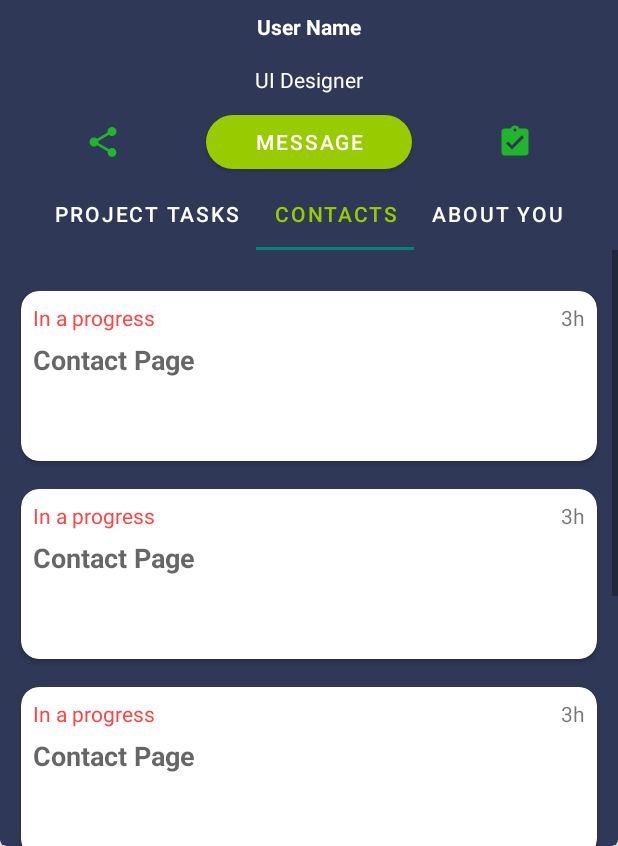
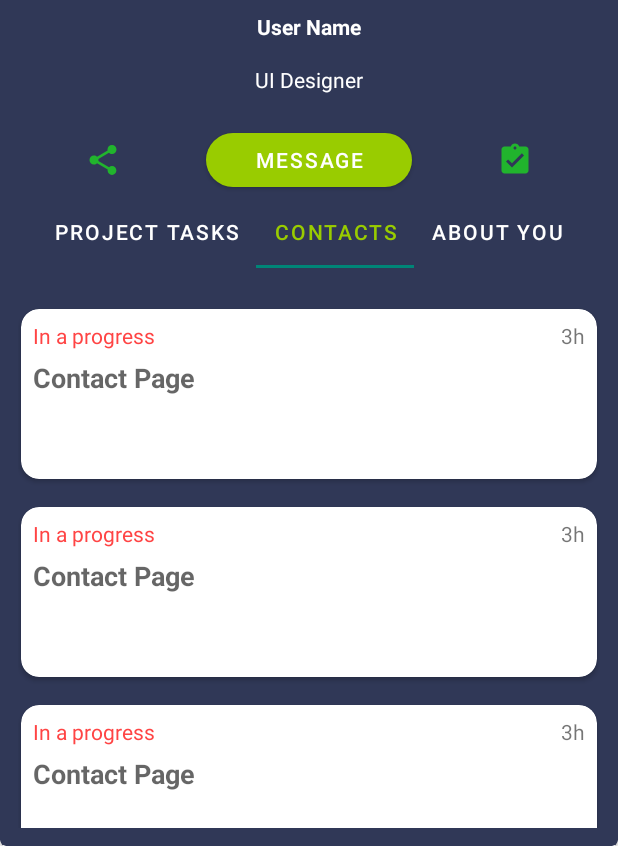
Before and after one commit to heinminlatt611517/CustomViewAssignment, an Android app: the FragmentOne screen opened directly, with no data from a screen before it, tab 2 chosen, on a phone screen of 412 x 824 dp, the part 390-1236 px from its top. Run offline under Robolectric (Android 15) with nearby library versions, the light colour scheme and no system bars.

Commit message:
set up recycler view

```diff
--- /dev/null
+++ b/app/src/main/java/com/example/customviewassignment/adapter/TaskRecyclerAdapter.kt
@@ -0,0 +1,14 @@
+package com.example.customviewassignment.adapter
+
+import android.view.LayoutInflater
+import android.view.ViewGroup
+import com.example.customviewassignment.R
+import com.example.customviewassignment.views.viewholders.BaseVIewHolder
+import com.example.customviewassignment.views.viewholders.TaskViewHolder
+
+class TaskRecyclerAdapter : BaseRecyclerAdapter<BaseVIewHolder<Int>, Int>() {
+    override fun onCreateViewHolder(parent: ViewGroup, viewType: Int): BaseVIewHolder<Int> {
+        val view = LayoutInflater.from(parent.context).inflate(R.layout.item_layout, parent, false)
+        return TaskViewHolder(view)
+    }
+}
--- a/app/src/main/java/com/example/customviewassignment/fragments/FragmentOne.kt
+++ b/app/src/main/java/com/example/customviewassignment/fragments/FragmentOne.kt
@@ -6,15 +6,21 @@ import androidx.fragment.app.Fragment
 import android.view.LayoutInflater
 import android.view.View
 import android.view.ViewGroup
+import androidx.recyclerview.widget.LinearLayoutManager
 
 import com.example.customviewassignment.R
+import com.example.customviewassignment.adapter.TaskRecyclerAdapter
+import kotlinx.android.synthetic.main.fragment_fragment_one.*
 
 
 private const val ARG_PARAM1 = "param1"
 private const val ARG_PARAM2 = "param2"
 
+private lateinit var mTaskAdapter : TaskRecyclerAdapter
+
+
+
 class FragmentOne : Fragment() {
-    // TODO: Rename and change types of parameters
     private var param1: String? = null
     private var param2: String? = null
 
@@ -36,6 +42,18 @@ class FragmentOne : Fragment() {
 
     override fun onViewCreated(view: View, savedInstanceState: Bundle?) {
         super.onViewCreated(view, savedInstanceState)
+
+        setUpTaskRecyclerView()
+
+    }
+
+    private fun setUpTaskRecyclerView(){
+      mTaskAdapter= TaskRecyclerAdapter()
+        val linearLayoutManger = LinearLayoutManager(context,LinearLayoutManager.VERTICAL,false)
+        rvProfileTask.layoutManager=linearLayoutManger
+        rvProfileTask.adapter= mTaskAdapter
+
+        mTaskAdapter.setNewData(mutableListOf(1,2,3,4,5))
     }
 
 
--- a/app/src/main/java/com/example/customviewassignment/fragments/FragmentThree.kt
+++ b/app/src/main/java/com/example/customviewassignment/fragments/FragmentThree.kt
@@ -7,15 +7,20 @@ import androidx.fragment.app.Fragment
 import android.view.LayoutInflater
 import android.view.View
 import android.view.ViewGroup
+import androidx.recyclerview.widget.LinearLayoutManager
 
 import com.example.customviewassignment.R
+import com.example.customviewassignment.adapter.TaskRecyclerAdapter
+import kotlinx.android.synthetic.main.fragment_fragment_one.*
 
 private const val ARG_PARAM1 = "param1"
 private const val ARG_PARAM2 = "param2"
 
+private lateinit var mTaskAdapter : TaskRecyclerAdapter
+
 
 class FragmentThree : Fragment() {
-    // TODO: Rename and change types of parameters
+
     private var param1: String? = null
     private var param2: String? = null
 
@@ -35,6 +40,22 @@ class FragmentThree : Fragment() {
         return inflater.inflate(R.layout.fragment_fragment_three, container, false)
     }
 
+    override fun onViewCreated(view: View, savedInstanceState: Bundle?) {
+        super.onViewCreated(view, savedInstanceState)
+
+        setUpTaskRecyclerView()
+    }
+
+
+    private fun setUpTaskRecyclerView(){
+        mTaskAdapter= TaskRecyclerAdapter()
+        val linearLayoutManger = LinearLayoutManager(context, LinearLayoutManager.VERTICAL,false)
+        rvProfileTask.layoutManager=linearLayoutManger
+        rvProfileTask.adapter= mTaskAdapter
+
+        mTaskAdapter.setNewData(mutableListOf(1,2,3,4,5))
+    }
+
 
 
     companion object {
--- a/app/src/main/java/com/example/customviewassignment/fragments/FragmentTwo.kt
+++ b/app/src/main/java/com/example/customviewassignment/fragments/FragmentTwo.kt
@@ -6,8 +6,11 @@ import androidx.fragment.app.Fragment
 import android.view.LayoutInflater
 import android.view.View
 import android.view.ViewGroup
+import androidx.recyclerview.widget.LinearLayoutManager
 
 import com.example.customviewassignment.R
+import com.example.customviewassignment.adapter.TaskRecyclerAdapter
+import kotlinx.android.synthetic.main.fragment_fragment_one.*
 
 
 private const val ARG_PARAM1 = "param1"
@@ -15,9 +18,11 @@ private const val ARG_PARAM2 = "param2"
 
 
 class FragmentTwo : Fragment() {
-    // TODO: Rename and change types of parameters
+
     private var param1: String? = null
     private var param2: String? = null
+
+    private lateinit var mTaskAdapter : TaskRecyclerAdapter
 
     override fun onCreate(savedInstanceState: Bundle?) {
         super.onCreate(savedInstanceState)
@@ -35,6 +40,20 @@ class FragmentTwo : Fragment() {
         return inflater.inflate(R.layout.fragment_fragment_two, container, false)
     }
 
+    override fun onViewCreated(view: View, savedInstanceState: Bundle?) {
+        super.onViewCreated(view, savedInstanceState)
+        setUpTaskRecyclerView()
+    }
+
+    private fun setUpTaskRecyclerView(){
+        mTaskAdapter= TaskRecyclerAdapter()
+        val linearLayoutManger = LinearLayoutManager(context, LinearLayoutManager.VERTICAL,false)
+        rvProfileTask.layoutManager=linearLayoutManger
+        rvProfileTask.adapter= mTaskAdapter
+
+        mTaskAdapter.setNewData(mutableListOf(1,2,3,4,5))
+    }
+
 
     companion object {
         @JvmStatic
--- /dev/null
+++ b/app/src/main/java/com/example/customviewassignment/views/viewholders/TaskViewHolder.kt
@@ -0,0 +1,13 @@
+package com.example.customviewassignment.views.viewholders
+
+import android.view.View
+
+class TaskViewHolder(itemView: View) : BaseVIewHolder<Int>(itemView) {
+    override fun onItemClick(data: Int) {
+
+    }
+
+    override fun bindData(data: Int) {
+
+    }
+}
--- a/app/src/main/res/layout/activity_profile_screen.xml
+++ b/app/src/main/res/layout/activity_profile_screen.xml
@@ -164,6 +164,8 @@
             android:layout_height="wrap_content"
             app:layout_constraintStart_toStartOf="parent"
             app:layout_constraintEnd_toEndOf="parent"
+            android:layout_marginTop="12dp"
+            android:layout_marginBottom="12dp"
             app:layout_constraintTop_toBottomOf="@id/textView4"/>
 
         <LinearLayout
--- a/app/src/main/res/layout/fragment_fragment_two.xml
+++ b/app/src/main/res/layout/fragment_fragment_two.xml
@@ -1,29 +1,13 @@
 <?xml version="1.0" encoding="utf-8"?>
-<ScrollView
-    xmlns:android="http://schemas.android.com/apk/res/android"
-    xmlns:tools="http://schemas.android.com/tools"
-    android:layout_width="match_parent"
-    android:layout_height="match_parent">
 <FrameLayout xmlns:android="http://schemas.android.com/apk/res/android"
     xmlns:tools="http://schemas.android.com/tools"
     android:layout_width="match_parent"
     android:layout_height="match_parent"
     tools:context=".fragments.FragmentTwo">
 
-    <LinearLayout
+    <androidx.recyclerview.widget.RecyclerView
+        android:id="@+id/rvProfileTask"
         android:layout_width="match_parent"
         android:layout_height="match_parent"
-        android:orientation="vertical"
-        android:padding="12dp">
-
-        <include layout="@layout/item_layout"/>
-        <include layout="@layout/item_layout"/>
-        <include layout="@layout/item_layout"/>
-        <include layout="@layout/item_layout"/>
-        <include layout="@layout/item_layout"/>
-
-
-    </LinearLayout>
-
+        android:layout_margin="12dp"/>
 </FrameLayout>
-</ScrollView>
```
Also changed, not shown: app/src/main/java/com/example/customviewassignment/activities/MainActivity.kt (+33 -6 lines), app/src/main/java/com/example/customviewassignment/adapter/ProfileImageAdapter.kt (added, +21 -0 lines), app/src/main/java/com/example/customviewassignment/views/itemDecoration/HorizontalOverlapDecoration.kt (added, +17 -0 lines), app/src/main/java/com/example/customviewassignment/views/viewholders/ProfileViewHolder.kt (added, +13 -0 lines), app/src/main/res/layout/activity_main.xml (+30 -18 lines), app/src/main/res/layout/fragment_fragment_one.xml (+3 -20 lines), app/src/main/res/layout/fragment_fragment_three.xml (+3 -13 lines), app/src/main/res/layout/item_add.xml (added, +11 -0 lines), app/src/main/res/layout/item_profile.xml (added, +11 -0 lines).
